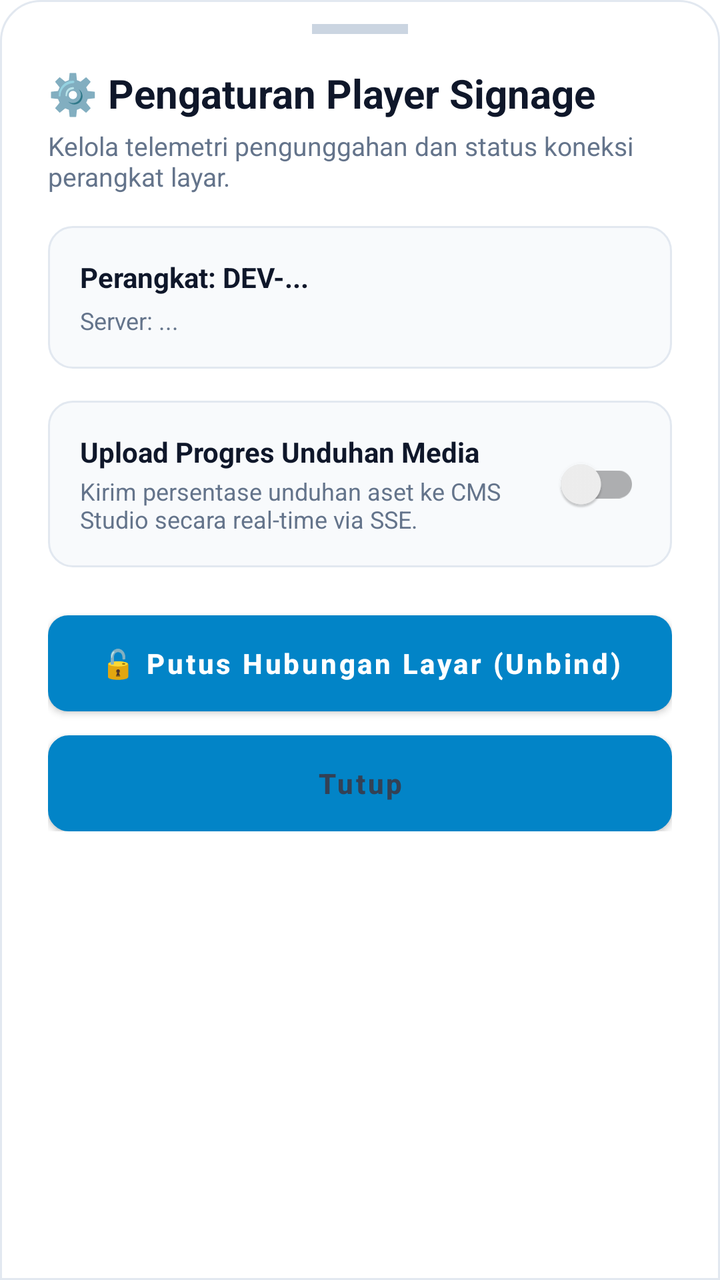
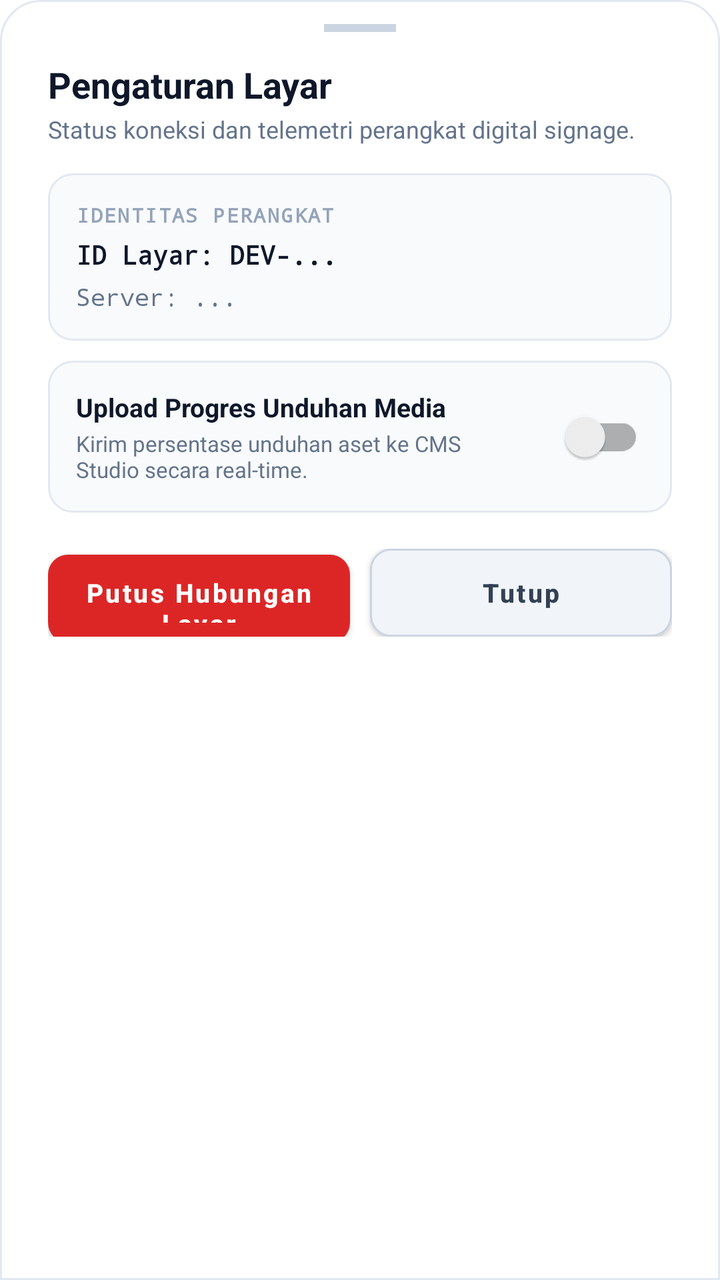

Before-and-after screenshots of an Android layout around one commit, followed by the original layout XML and the change that was made.
<!-- AndroidManifest.xml: application theme Theme.DKASigmaPlayer -->
<!-- res/layout/bottom_sheet_player_settings.xml -->
<?xml version="1.0" encoding="utf-8"?>
<LinearLayout xmlns:android="http://schemas.android.com/apk/res/android"
    android:layout_width="match_parent"
    android:layout_height="wrap_content"
    android:orientation="vertical"
    android:background="@drawable/bg_bottom_sheet"
    android:paddingStart="24dp"
    android:paddingEnd="24dp"
    android:paddingTop="12dp"
    android:paddingBottom="32dp">

    
    <View
        android:layout_width="48dp"
        android:layout_height="5dp"
        android:layout_gravity="center_horizontal"
        android:layout_marginBottom="16dp"
        android:background="#cbd5e1" />

    <ScrollView
        android:layout_width="match_parent"
        android:layout_height="wrap_content"
        android:fillViewport="true"
        android:scrollbars="none">

        <LinearLayout
            android:layout_width="match_parent"
            android:layout_height="wrap_content"
            android:orientation="vertical">

            
            <TextView
                android:layout_width="match_parent"
                android:layout_height="wrap_content"
                android:text="⚙️ Pengaturan Player Signage"
                android:textColor="#0f172a"
                android:textSize="20sp"
                android:textStyle="bold" />

            <TextView
                android:layout_width="match_parent"
                android:layout_height="wrap_content"
                android:layout_marginTop="4dp"
                android:layout_marginBottom="16dp"
                android:text="Kelola telemetri pengunggahan dan status koneksi perangkat layar."
                android:textColor="#64748b"
                android:textSize="13sp" />

            
            <LinearLayout
                android:layout_width="match_parent"
                android:layout_height="wrap_content"
                android:orientation="vertical"
                android:background="@drawable/bg_input_field"
                android:padding="16dp"
                android:layout_marginBottom="16dp">

                <TextView
                    android:id="@+id/tvSettingsDeviceId"
                    android:layout_width="match_parent"
                    android:layout_height="wrap_content"
                    android:text="Perangkat: DEV-..."
                    android:textColor="#0f172a"
                    android:textSize="14sp"
                    android:textStyle="bold" />

                <TextView
                    android:id="@+id/tvSettingsServerUrl"
                    android:layout_width="match_parent"
                    android:layout_height="wrap_content"
                    android:layout_marginTop="4dp"
                    android:text="Server: ..."
                    android:textColor="#64748b"
                    android:textSize="12sp" />
            </LinearLayout>

            
            <LinearLayout
                android:layout_width="match_parent"
                android:layout_height="wrap_content"
                android:orientation="horizontal"
                android:gravity="center_vertical"
                android:background="@drawable/bg_input_field"
                android:padding="16dp"
                android:layout_marginBottom="24dp">

                <LinearLayout
                    android:layout_width="0dp"
                    android:layout_height="wrap_content"
                    android:layout_weight="1"
                    android:orientation="vertical"
                    android:paddingEnd="12dp">

                    <TextView
                        android:layout_width="match_parent"
                        android:layout_height="wrap_content"
                        android:text="Upload Progres Unduhan Media"
                        android:textColor="#0f172a"
                        android:textSize="14sp"
                        android:textStyle="bold" />

                    <TextView
                        android:layout_width="match_parent"
                        android:layout_height="wrap_content"
                        android:layout_marginTop="2dp"
                        android:text="Kirim persentase unduhan aset ke CMS Studio secara real-time via SSE."
                        android:textColor="#64748b"
                        android:textSize="12sp" />
                </LinearLayout>

                <androidx.appcompat.widget.SwitchCompat
                    android:id="@+id/switchProgressUpload"
                    android:layout_width="wrap_content"
                    android:layout_height="wrap_content" />
            </LinearLayout>

            
            <Button
                android:id="@+id/btnUnbindDevice"
                android:layout_width="match_parent"
                android:layout_height="48dp"
                android:background="@drawable/bg_btn_danger"
                android:text="🔓 Putus Hubungan Layar (Unbind)"
                android:textColor="#ffffff"
                android:textSize="14sp"
                android:textStyle="bold"
                android:textAllCaps="false"
                android:layout_marginBottom="12dp" />

            <Button
                android:id="@+id/btnDismissSettings"
                android:layout_width="match_parent"
                android:layout_height="48dp"
                android:background="@drawable/bg_btn_secondary"
                android:text="Tutup"
                android:textColor="#334155"
                android:textSize="14sp"
                android:textStyle="bold"
                android:textAllCaps="false" />

        </LinearLayout>
    </ScrollView>
</LinearLayout>
<!-- resources referenced by this layout -->
<resources>
  <!-- drawable bg_bottom_sheet (drawable) -->
  <?xml version="1.0" encoding="utf-8"?>
  <shape xmlns:android="http://schemas.android.com/apk/res/android"
      android:shape="rectangle">
      <solid android:color="@color/sheet_bg" />
      <corners
          android:topLeftRadius="20dp"
          android:topRightRadius="20dp" />
      <stroke
          android:width="1dp"
          android:color="@color/sheet_card_border" />
  </shape>
  <!-- drawable bg_btn_danger (drawable) -->
  <?xml version="1.0" encoding="utf-8"?>
  <ripple xmlns:android="http://schemas.android.com/apk/res/android"
      android:color="#f87171">
      <item>
          <shape android:shape="rectangle">
              <solid android:color="#ef4444" />
              <corners android:radius="10dp" />
          </shape>
      </item>
  </ripple>
  <!-- drawable bg_btn_secondary (drawable) -->
  <?xml version="1.0" encoding="utf-8"?>
  <ripple xmlns:android="http://schemas.android.com/apk/res/android"
      android:color="#e2e8f0">
      <item>
          <shape android:shape="rectangle">
              <solid android:color="#f1f5f9" />
              <corners android:radius="10dp" />
              <stroke
                  android:width="1dp"
                  android:color="#cbd5e1" />
          </shape>
      </item>
  </ripple>
  <!-- drawable bg_input_field (drawable) -->
  <?xml version="1.0" encoding="utf-8"?>
  <shape xmlns:android="http://schemas.android.com/apk/res/android"
      android:shape="rectangle">
      <solid android:color="@color/sheet_card_bg" />
      <corners android:radius="12dp" />
      <stroke
          android:width="1dp"
          android:color="@color/sheet_card_border" />
  </shape>
  <style name="Theme.DKASigmaPlayer" parent="Theme.MaterialComponents.Light.NoActionBar">
          <item name="colorPrimary">#0284c7</item>
          <item name="colorPrimaryVariant">#0369a1</item>
          <item name="colorOnPrimary">#ffffff</item>
          <item name="android:statusBarColor">#0f172a</item>
          <item name="android:navigationBarColor">#0f172a</item>
      </style>
  <color name="sheet_bg">#ffffff</color>
  <color name="sheet_card_border">#e2e8f0</color>
  <color name="sheet_card_bg">#f8fafc</color>
</resources>

<!-- the commit's change to res/layout/bottom_sheet_player_settings.xml (unified diff, before → after) -->
@@ -1,5 +1,6 @@
 <?xml version="1.0" encoding="utf-8"?>
 <LinearLayout xmlns:android="http://schemas.android.com/apk/res/android"
+    xmlns:app="http://schemas.android.com/apk/res-auto"
     android:layout_width="match_parent"
     android:layout_height="wrap_content"
     android:orientation="vertical"
@@ -7,15 +8,15 @@
     android:paddingStart="24dp"
     android:paddingEnd="24dp"
     android:paddingTop="12dp"
-    android:paddingBottom="32dp">
+    android:paddingBottom="24dp">
 
     
     <View
-        android:layout_width="48dp"
-        android:layout_height="5dp"
+        android:layout_width="36dp"
+        android:layout_height="4dp"
         android:layout_gravity="center_horizontal"
-        android:layout_marginBottom="16dp"
-        android:background="#cbd5e1" />
+        android:layout_marginBottom="14dp"
+        android:background="@color/sheet_drag_handle" />
 
     <ScrollView
         android:layout_width="match_parent"
@@ -32,19 +33,19 @@
             <TextView
                 android:layout_width="match_parent"
                 android:layout_height="wrap_content"
-                android:text="⚙️ Pengaturan Player Signage"
-                android:textColor="#0f172a"
-                android:textSize="20sp"
+                android:text="Pengaturan Layar"
+                android:textColor="@color/sheet_text_primary"
+                android:textSize="18sp"
                 android:textStyle="bold" />
 
             <TextView
                 android:layout_width="match_parent"
                 android:layout_height="wrap_content"
-                android:layout_marginTop="4dp"
-                android:layout_marginBottom="16dp"
-                android:text="Kelola telemetri pengunggahan dan status koneksi perangkat layar."
-                android:textColor="#64748b"
-                android:textSize="13sp" />
+                android:layout_marginTop="2dp"
+                android:layout_marginBottom="14dp"
+                android:text="Status koneksi dan telemetri perangkat digital signage."
+                android:textColor="@color/sheet_text_secondary"
+                android:textSize="12sp" />
 
             
             <LinearLayout
@@ -52,16 +53,27 @@
                 android:layout_height="wrap_content"
                 android:orientation="vertical"
                 android:background="@drawable/bg_input_field"
-                android:padding="16dp"
-                android:layout_marginBottom="16dp">
+                android:padding="14dp">
+
+                <TextView
+                    android:layout_width="wrap_content"
+                    android:layout_height="wrap_content"
+                    android:fontFamily="monospace"
+                    android:letterSpacing="0.08"
+                    android:text="IDENTITAS PERANGKAT"
+                    android:textColor="@color/sheet_text_muted"
+                    android:textSize="10sp"
+                    android:textStyle="bold" />
 
                 <TextView
                     android:id="@+id/tvSettingsDeviceId"
                     android:layout_width="match_parent"
                     android:layout_height="wrap_content"
-                    android:text="Perangkat: DEV-..."
-                    android:textColor="#0f172a"
-                    android:textSize="14sp"
+                    android:layout_marginTop="4dp"
+                    android:fontFamily="monospace"
+                    android:text="ID Layar: DEV-..."
+                    android:textColor="@color/sheet_text_primary"
+                    android:textSize="13sp"
                     android:textStyle="bold" />
 
                 <TextView
@@ -69,8 +81,9 @@
                     android:layout_width="match_parent"
                     android:layout_height="wrap_content"
                     android:layout_marginTop="4dp"
+                    android:fontFamily="monospace"
                     android:text="Server: ..."
-                    android:textColor="#64748b"
+                    android:textColor="@color/sheet_text_secondary"
                     android:textSize="12sp" />
             </LinearLayout>
 
@@ -78,11 +91,11 @@
             <LinearLayout
                 android:layout_width="match_parent"
                 android:layout_height="wrap_content"
+                android:layout_marginTop="10dp"
                 android:orientation="horizontal"
                 android:gravity="center_vertical"
                 android:background="@drawable/bg_input_field"
-                android:padding="16dp"
-                android:layout_marginBottom="24dp">
+                android:padding="14dp">
 
                 <LinearLayout
                     android:layout_width="0dp"
@@ -95,17 +108,17 @@
                         android:layout_width="match_parent"
                         android:layout_height="wrap_content"
                         android:text="Upload Progres Unduhan Media"
-                        android:textColor="#0f172a"
-                        android:textSize="14sp"
+                        android:textColor="@color/sheet_text_primary"
+                        android:textSize="13sp"
                         android:textStyle="bold" />
 
                     <TextView
                         android:layout_width="match_parent"
                         android:layout_height="wrap_content"
                         android:layout_marginTop="2dp"
-                        android:text="Kirim persentase unduhan aset ke CMS Studio secara real-time via SSE."
-                        android:textColor="#64748b"
-                        android:textSize="12sp" />
+                        android:text="Kirim persentase unduhan aset ke CMS Studio secara real-time."
+                        android:textColor="@color/sheet_text_secondary"
+                        android:textSize="11sp" />
                 </LinearLayout>
 
                 <androidx.appcompat.widget.SwitchCompat
@@ -115,28 +128,40 @@
             </LinearLayout>
 
             
-            <Button
-                android:id="@+id/btnUnbindDevice"
+            <LinearLayout
                 android:layout_width="match_parent"
-                android:layout_height="48dp"
-                android:background="@drawable/bg_btn_danger"
-                android:text="🔓 Putus Hubungan Layar (Unbind)"
-                android:textColor="#ffffff"
-                android:textSize="14sp"
-                android:textStyle="bold"
-                android:textAllCaps="false"
-                android:layout_marginBottom="12dp" />
+                android:layout_height="wrap_content"
+                android:layout_marginTop="18dp"
+                android:layout_marginBottom="4dp"
+                android:orientation="horizontal">
 
-            <Button
-                android:id="@+id/btnDismissSettings"
-                android:layout_width="match_parent"
-                android:layout_height="48dp"
-                android:background="@drawable/bg_btn_secondary"
-                android:text="Tutup"
-                android:textColor="#334155"
-                android:textSize="14sp"
-                android:textStyle="bold"
-                android:textAllCaps="false" />
+                <Button
+                    android:id="@+id/btnUnbindDevice"
+                    android:layout_width="0dp"
+                    android:layout_height="44dp"
+                    android:layout_weight="1"
+                    android:background="@drawable/bg_btn_danger"
+                    app:backgroundTint="@null"
+                    android:text="Putus Hubungan Layar"
+                    android:textAllCaps="false"
+                    android:textColor="#ffffff"
+                    android:textSize="13sp"
+                    android:textStyle="bold" />
+
+                <Button
+                    android:id="@+id/btnDismissSettings"
+                    android:layout_width="0dp"
+                    android:layout_height="44dp"
+                    android:layout_weight="1"
+                    android:layout_marginStart="10dp"
+                    android:background="@drawable/bg_btn_secondary"
+                    app:backgroundTint="@null"
+                    android:text="Tutup"
+                    android:textAllCaps="false"
+                    android:textColor="@color/sheet_btn_secondary_text"
+                    android:textSize="13sp"
+                    android:textStyle="bold" />
+            </LinearLayout>
 
         </LinearLayout>
     </ScrollView>
<!-- resource entries referenced after the edit -->
@@ -1,5 +1,10 @@
 <!-- resources referenced by this layout -->
 <resources>
+  <color name="sheet_btn_secondary_text">#334155</color>
+  <color name="sheet_drag_handle">#cbd5e1</color>
+  <color name="sheet_text_muted">#94a3b8</color>
+  <color name="sheet_text_primary">#0f172a</color>
+  <color name="sheet_text_secondary">#64748b</color>
   <!-- drawable bg_bottom_sheet (drawable) -->
   <?xml version="1.0" encoding="utf-8"?>
   <shape xmlns:android="http://schemas.android.com/apk/res/android"
@@ -15,10 +20,10 @@
   <!-- drawable bg_btn_danger (drawable) -->
   <?xml version="1.0" encoding="utf-8"?>
   <ripple xmlns:android="http://schemas.android.com/apk/res/android"
-      android:color="#f87171">
+      android:color="@color/sheet_btn_danger_ripple">
       <item>
           <shape android:shape="rectangle">
-              <solid android:color="#ef4444" />
+              <solid android:color="@color/sheet_btn_danger_bg" />
               <corners android:radius="10dp" />
           </shape>
       </item>
@@ -26,14 +31,14 @@
   <!-- drawable bg_btn_secondary (drawable) -->
   <?xml version="1.0" encoding="utf-8"?>
   <ripple xmlns:android="http://schemas.android.com/apk/res/android"
-      android:color="#e2e8f0">
+      android:color="@color/sheet_card_border">
       <item>
           <shape android:shape="rectangle">
-              <solid android:color="#f1f5f9" />
+              <solid android:color="@color/sheet_btn_secondary_bg" />
               <corners android:radius="10dp" />
               <stroke
                   android:width="1dp"
-                  android:color="#cbd5e1" />
+                  android:color="@color/sheet_btn_secondary_border" />
           </shape>
       </item>
   </ripple>
@@ -47,15 +52,21 @@
           android:width="1dp"
           android:color="@color/sheet_card_border" />
   </shape>
-  <style name="Theme.DKASigmaPlayer" parent="Theme.MaterialComponents.Light.NoActionBar">
-          <item name="colorPrimary">#0284c7</item>
-          <item name="colorPrimaryVariant">#0369a1</item>
+  <style name="Theme.DKASigmaPlayer" parent="Theme.MaterialComponents.DayNight.NoActionBar">
+          <item name="colorPrimary">@color/primary_500</item>
+          <item name="colorPrimaryVariant">@color/primary_600</item>
           <item name="colorOnPrimary">#ffffff</item>
-          <item name="android:statusBarColor">#0f172a</item>
-          <item name="android:navigationBarColor">#0f172a</item>
+          <item name="android:statusBarColor">@color/sheet_bg</item>
+          <item name="android:navigationBarColor">@color/sheet_bg</item>
       </style>
   <color name="sheet_bg">#ffffff</color>
   <color name="sheet_card_border">#e2e8f0</color>
+  <color name="sheet_btn_danger_ripple">#b91c1c</color>
+  <color name="sheet_btn_danger_bg">#dc2626</color>
+  <color name="sheet_btn_secondary_bg">#f1f5f9</color>
+  <color name="sheet_btn_secondary_border">#cbd5e1</color>
   <color name="sheet_card_bg">#f8fafc</color>
+  <color name="primary_500">#0284c7</color>
+  <color name="primary_600">#0369a1</color>
 </resources>
 
